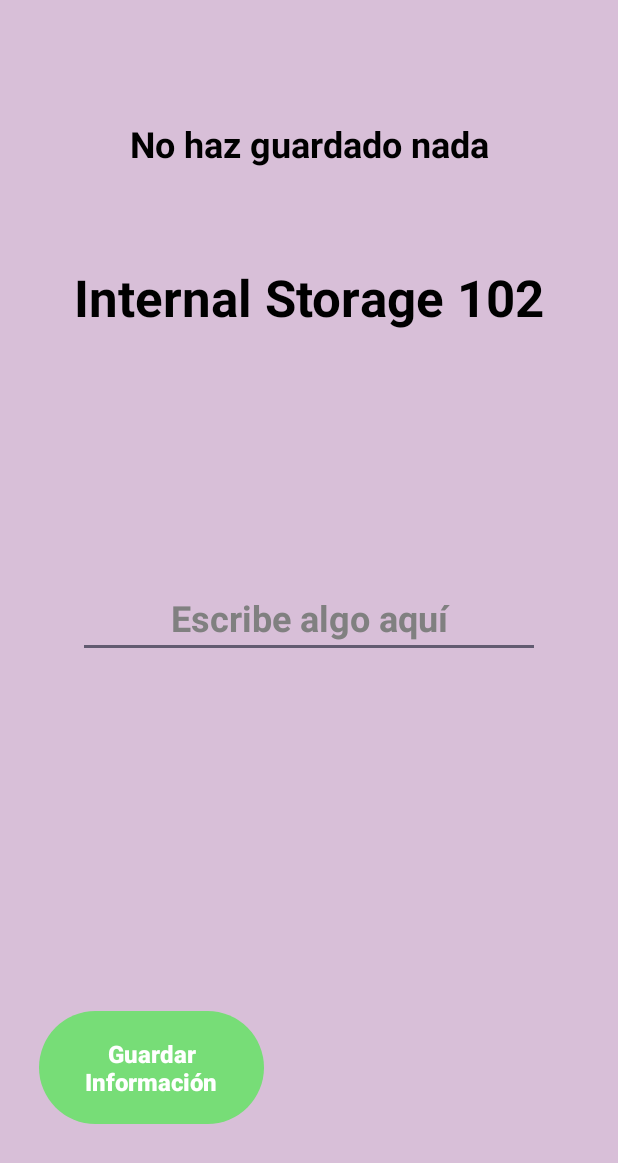
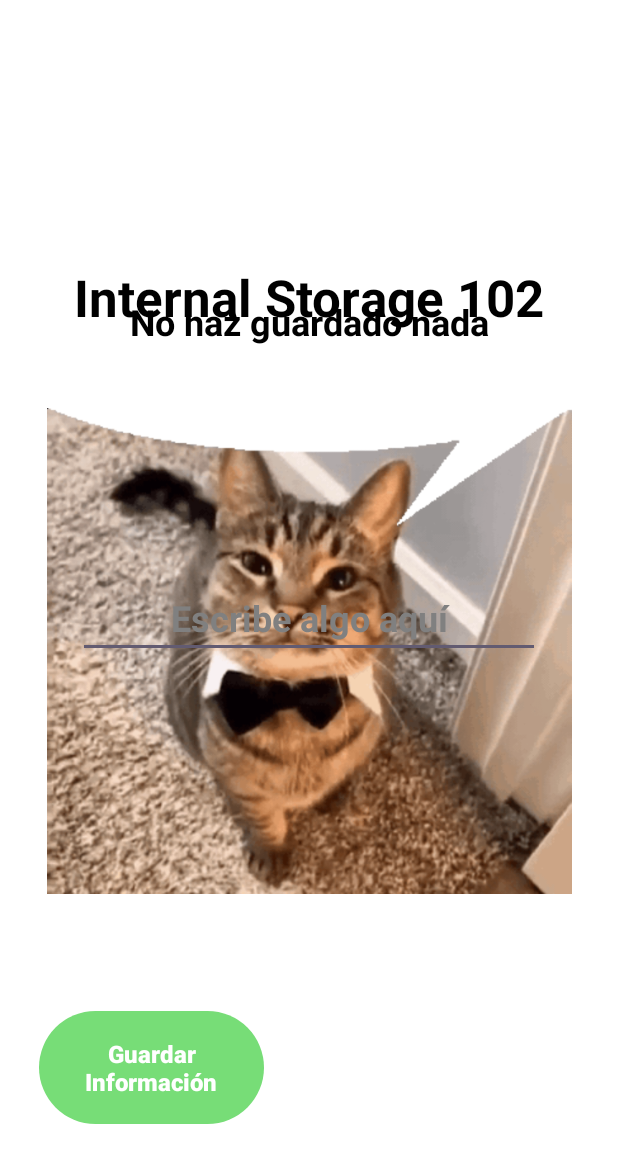
Before and after one commit to NovaNecros/CapacitacionFinantechKotlin, an Android app: the screen it shows after launch (MainActivity), on a phone screen of 412 x 824 dp. Shown: the top 1163 px of the screen. Run offline under Robolectric (Android 15) with nearby library versions, the phone set to English and light mode, and no system bars.

Commit message:
Le puse una imagen.

```diff
--- a/app/src/main/res/layout/activity_main.xml
+++ b/app/src/main/res/layout/activity_main.xml
@@ -6,7 +6,7 @@
     android:id="@+id/main"
     android:layout_width="match_parent"
     android:layout_height="match_parent"
-    android:background="@color/moradopastel"
+    android:background="@color/white"
     tools:context="com.capacitacion2.loadinginternalstorage.MainActivity">
 
     <TextView
@@ -38,8 +38,21 @@
         app:layout_constraintEnd_toEndOf="parent"
         app:layout_constraintStart_toStartOf="parent"
         app:layout_constraintTop_toTopOf="parent"
-        app:layout_constraintVertical_bias="0.1"
+        app:layout_constraintVertical_bias="0.25"
         app:layout_constraintHorizontal_bias="0.5"/>
+
+    <ImageView
+        android:id="@+id/sirgato"
+        android:visibility="visible"
+        android:layout_width="350dp"
+        android:layout_height="wrap_content"
+        app:layout_constraintBottom_toBottomOf="parent"
+        app:layout_constraintEnd_toEndOf="parent"
+        app:layout_constraintStart_toStartOf="parent"
+        app:layout_constraintTop_toTopOf="parent"
+        app:layout_constraintVertical_bias="0.55"
+        app:layout_constraintHorizontal_bias="0.5"
+        app:srcCompat="@drawable/catbubble2"/>
 
     <EditText
         android:id="@+id/et_name"
```
Also changed, not shown: app/src/main/res/drawable/catbubble2.png (added).
